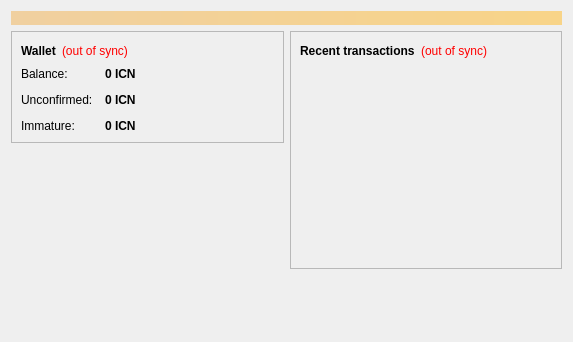
Above: src/qt/forms/overviewpage.ui from InsuraCoinDev/insuracoin before the change. Below: the same form after it.
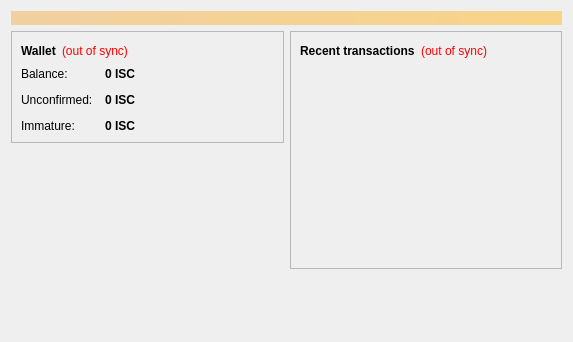
That is the form after the change.

The edit to the form file:
```diff
--- a/src/qt/forms/overviewpage.ui
+++ b/src/qt/forms/overviewpage.ui
@@ -122,7 +122,7 @@
                <string>Your current balance</string>
               </property>
               <property name="text">
-               <string notr="true">0 ICN</string>
+               <string notr="true">0 ISC</string>
               </property>
               <property name="textInteractionFlags">
                <set>Qt::LinksAccessibleByMouse|Qt::TextSelectableByKeyboard|Qt::TextSelectableByMouse</set>
@@ -151,7 +151,7 @@
                <string>Total of transactions that have yet to be confirmed, and do not yet count toward the current balance</string>
               </property>
               <property name="text">
-               <string notr="true">0 ICN</string>
+               <string notr="true">0 ISC</string>
               </property>
               <property name="textInteractionFlags">
                <set>Qt::LinksAccessibleByMouse|Qt::TextSelectableByKeyboard|Qt::TextSelectableByMouse</set>
@@ -177,7 +177,7 @@
                <string>Mined balance that has not yet matured</string>
               </property>
               <property name="text">
-               <string notr="true">0 ICN</string>
+               <string notr="true">0 ISC</string>
               </property>
               <property name="textInteractionFlags">
                <set>Qt::LinksAccessibleByMouse|Qt::TextSelectableByKeyboard|Qt::TextSelectableByMouse</set>
```
